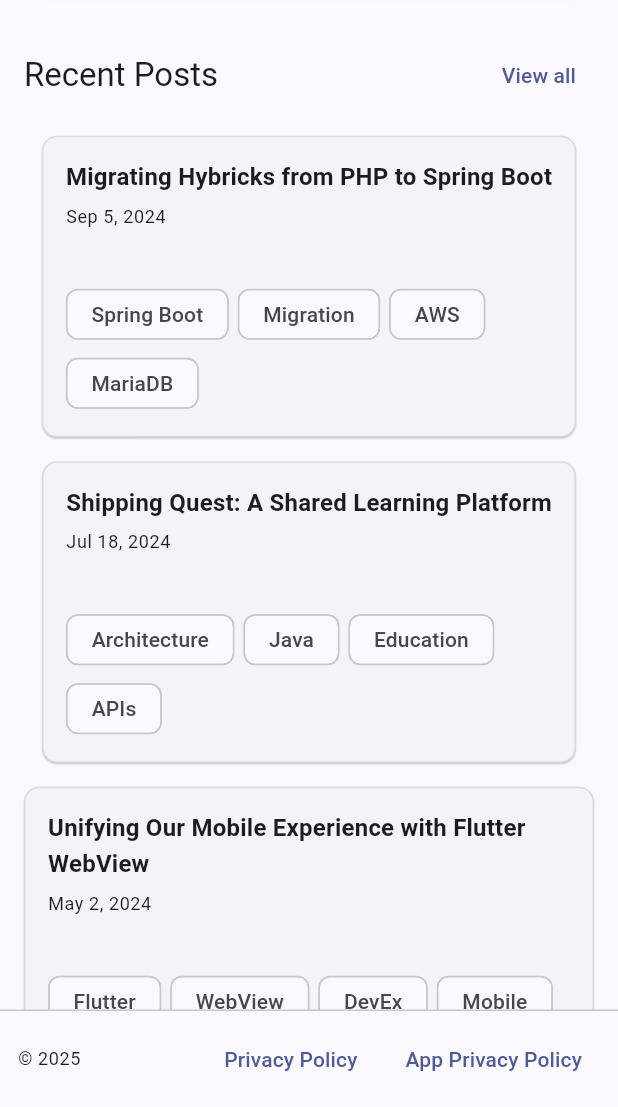
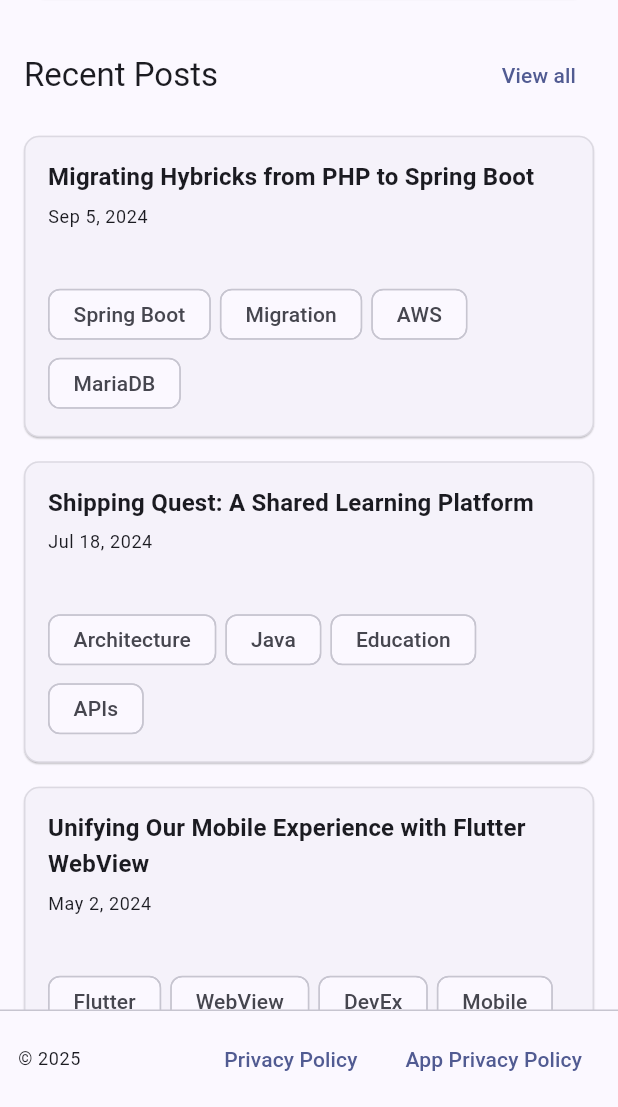
Before and after one commit to fada2020/portfolio, a Flutter app: the screen it shows after launch, scrolled down 1152 dp, on a phone screen of 412 x 824 dp, the part 129-1236 px from its top. Run offline on Flutter 3.47's test engine with Material 3 defaults, Android fonts, the phone set to English and light mode, and no system bars; our stand-ins replace flutter_markdown, flutter_riverpod, go_router, yaml; missing offline and left inert: dart:html, highlight.

Commit message:
feat: Enhance _PostPreviewCard layout with full-width support

```diff
--- a/lib/features/home/home_page.dart
+++ b/lib/features/home/home_page.dart
@@ -233,7 +233,9 @@
     final l10n = AppLocalizations.of(context)!;
     final formatter = DateFormat.yMMMd(l10n.localeName);
     final excerptAsync = ref.watch(postExcerptProvider((localeCode: localeCode, path: bodyPath)));
-    return InkWell(
+    return SizedBox(
+      width: double.infinity,
+      child: InkWell(
         onTap: () => context.go('/blog/$id'),
         child: Card(
           elevation: 0.5,
@@ -259,6 +261,7 @@
                 const SizedBox(height: 8),
                 Wrap(spacing: 6, runSpacing: 6, children: tags.take(4).map((t) => Chip(label: Text(t), visualDensity: VisualDensity.compact)).toList()),
               ],
+            ),
           ),
         ),
       ),
```
Lines whose indentation alone changed are shown as unchanged.
